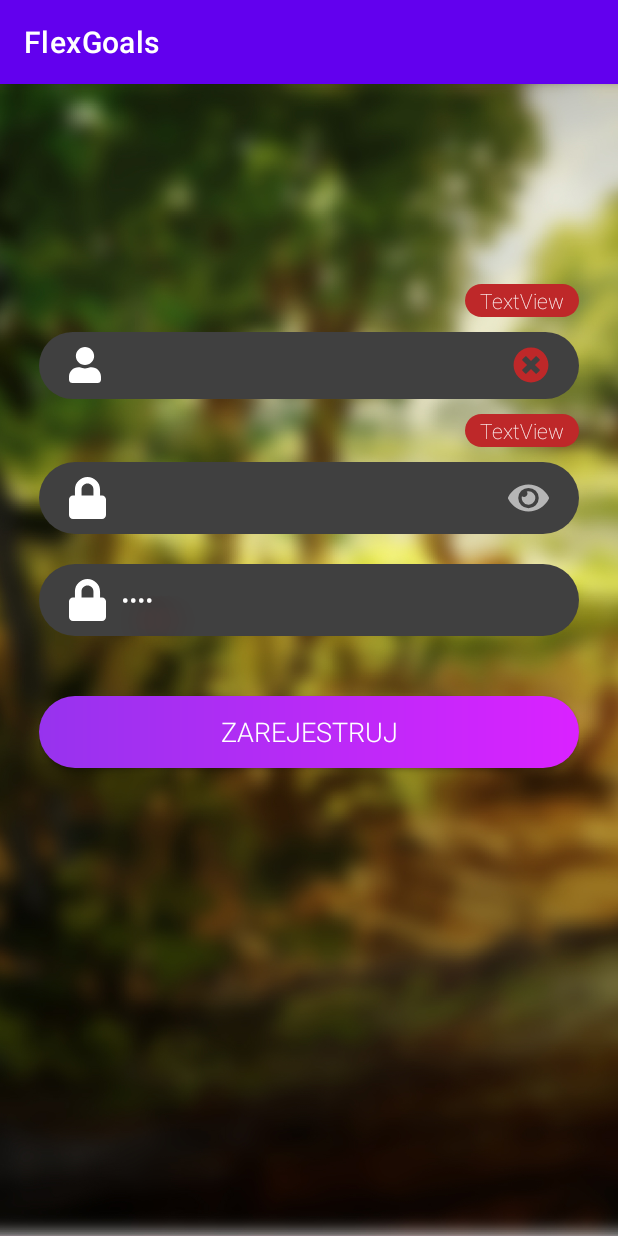
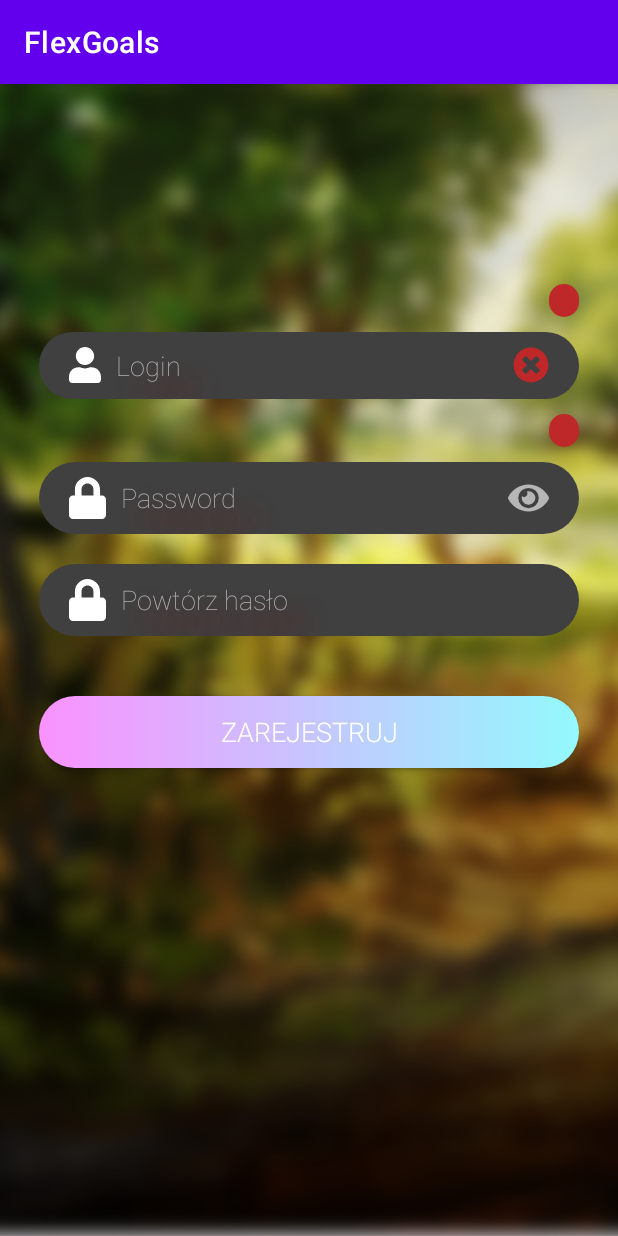
Before and after one commit to Adsel/FlexGoals, an Android app: the screen it shows after launch (RegisterActivity), on a phone screen of 412 x 824 dp. Run offline under Robolectric (Android 15) with nearby library versions, the phone set to English and light mode, and no system bars; our stand-ins replace navigation-ui.

Commit message:
- corrected gradient.xml - added variable on strings.xml

```diff
--- a/app/src/main/java/pl/artsit/flexgoals/ui/auth/RegisterActivity.java
+++ b/app/src/main/java/pl/artsit/flexgoals/ui/auth/RegisterActivity.java
@@ -2,14 +2,19 @@ package pl.artsit.flexgoals.ui.auth;
 
 import androidx.appcompat.app.AppCompatActivity;
 import android.os.Bundle;
+import android.widget.TextView;
 
 import pl.artsit.flexgoals.R;
 
 public class RegisterActivity extends AppCompatActivity {
+    TextView textViewLogin;
+    TextView textViewPassword;
 
     @Override
     protected void onCreate(Bundle savedInstanceState) {
         super.onCreate(savedInstanceState);
         setContentView(R.layout.activity_register);
+        textViewLogin= (TextView) findViewById(R.id.textViewLogin);
+
     }
 }
--- a/app/src/main/res/drawable/gradient.xml
+++ b/app/src/main/res/drawable/gradient.xml
@@ -4,7 +4,7 @@
     <corners android:radius="100dp"/>
     <!--  Gradient Bg for listrow -->
     <gradient
-        android:startColor="#9733ee"
-        android:endColor="#da22ff"
+        android:startColor="#fa92ff"
+        android:endColor="#93f9fd"
         android:angle="0" />
 </shape>
--- a/app/src/main/res/layout/activity_register.xml
+++ b/app/src/main/res/layout/activity_register.xml
@@ -37,14 +37,14 @@
             android:id="@+id/textViewLogin"
             android:layout_width="wrap_content"
             android:layout_height="wrap_content"
-            android:layout_gravity="right"
+            android:layout_gravity="right|end"
             android:background="@drawable/edit_round_warn"
             android:fontFamily="sans-serif-thin"
+            android:gravity="right|end"
             android:paddingLeft="10dp"
             android:paddingTop="1dp"
             android:paddingRight="10dp"
             android:paddingBottom="1dp"
-            android:text="TextView"
             android:textColor="@color/colorPrimary"
             android:visibility="visible" />
 
@@ -55,7 +55,6 @@
             android:layout_marginTop="10dp"
             android:layout_marginBottom="10dp"
             android:background="@drawable/edit_round"
-            android:contentDescription="Login"
             android:drawableStart="@drawable/ic_user_solid"
             android:drawableLeft="@drawable/ic_user_solid"
             android:drawableEnd="@drawable/ic_times_circle_solid"
@@ -74,6 +73,8 @@
             android:shadowDy="20"
             android:shadowRadius="20"
             android:textColor="@color/colorPrimary"
+            android:hint="Login"
+            android:textColorHint="@color/colorAccent"
             android:textSize="18sp" />
 
 
@@ -81,14 +82,14 @@
             android:id="@+id/textViewPassword"
             android:layout_width="wrap_content"
             android:layout_height="wrap_content"
-            android:layout_gravity="right"
+            android:layout_gravity="right|end"
             android:background="@drawable/edit_round_warn"
             android:fontFamily="sans-serif-thin"
+            android:gravity="right|end"
             android:paddingLeft="10dp"
             android:paddingTop="1dp"
             android:paddingRight="10dp"
             android:paddingBottom="1dp"
-            android:text="TextView"
             android:textColor="@color/colorPrimary"
             android:visibility="visible" />
 
@@ -98,7 +99,6 @@
             android:layout_marginTop="10dp"
             android:layout_marginBottom="10dp"
             android:background="@drawable/edit_round"
-            android:contentDescription="password"
             android:drawableStart="@drawable/ic_lock_solid"
             android:drawableLeft="@drawable/ic_lock_solid"
             android:drawableEnd="@drawable/ic_eye_solid"
@@ -106,6 +106,7 @@
             android:drawablePadding="10dp"
             android:ems="10"
             android:fontFamily="sans-serif-thin"
+            android:importantForAutofill="no"
             android:inputType="textVisiblePassword"
             android:paddingLeft="20dp"
             android:paddingTop="10dp"
@@ -116,7 +117,9 @@
             android:shadowDy="20"
             android:shadowRadius="20"
             android:textColor="@color/colorPrimary"
-            android:textSize="18sp" />
+            android:textSize="18sp"
+            android:hint="Password"
+            android:textColorHint="@color/colorAccent"/>
 
         <EditText
             android:id="@+id/editTextPasswordRepeat"
@@ -125,12 +128,12 @@
             android:layout_marginTop="10dp"
             android:layout_marginBottom="10dp"
             android:background="@drawable/edit_round"
-            android:contentDescription="password"
             android:drawableStart="@drawable/ic_lock_solid"
             android:drawableLeft="@drawable/ic_lock_solid"
             android:drawablePadding="10dp"
             android:ems="10"
             android:fontFamily="sans-serif-thin"
+            android:importantForAutofill="no"
             android:inputType="textPersonName|textPassword"
             android:paddingLeft="20dp"
             android:paddingTop="10dp"
@@ -140,9 +143,10 @@
             android:shadowDx="20"
             android:shadowDy="20"
             android:shadowRadius="20"
-            android:text="Test"
             android:textColor="@color/colorPrimary"
-            android:textSize="18sp" />
+            android:textSize="18sp"
+            android:hint="@string/passwordRepeat"
+            android:textColorHint="@color/colorAccent"/>
 
         <Button
             android:id="@+id/button"
@@ -152,7 +156,7 @@
             android:layout_marginTop="30dp"
             android:background="@drawable/gradient"
             android:fontFamily="sans-serif-light"
-            android:text="Zarejestruj"
+            android:text="@string/register"
             android:textColor="@color/colorPrimary"
             android:textSize="18sp"
             app:backgroundTint="@color/black"
--- a/app/src/main/res/values/strings.xml
+++ b/app/src/main/res/values/strings.xml
@@ -10,4 +10,7 @@
     <string name="menu_home">Home</string>
     <string name="menu_gallery">Gallery</string>
     <string name="menu_slideshow">Slideshow</string>
+    <string name="register">Zarejestruj</string>
+    <string name="password">Haslo</string>
+    <string name="passwordRepeat">Powtórz hasło</string>
 </resources>
```
